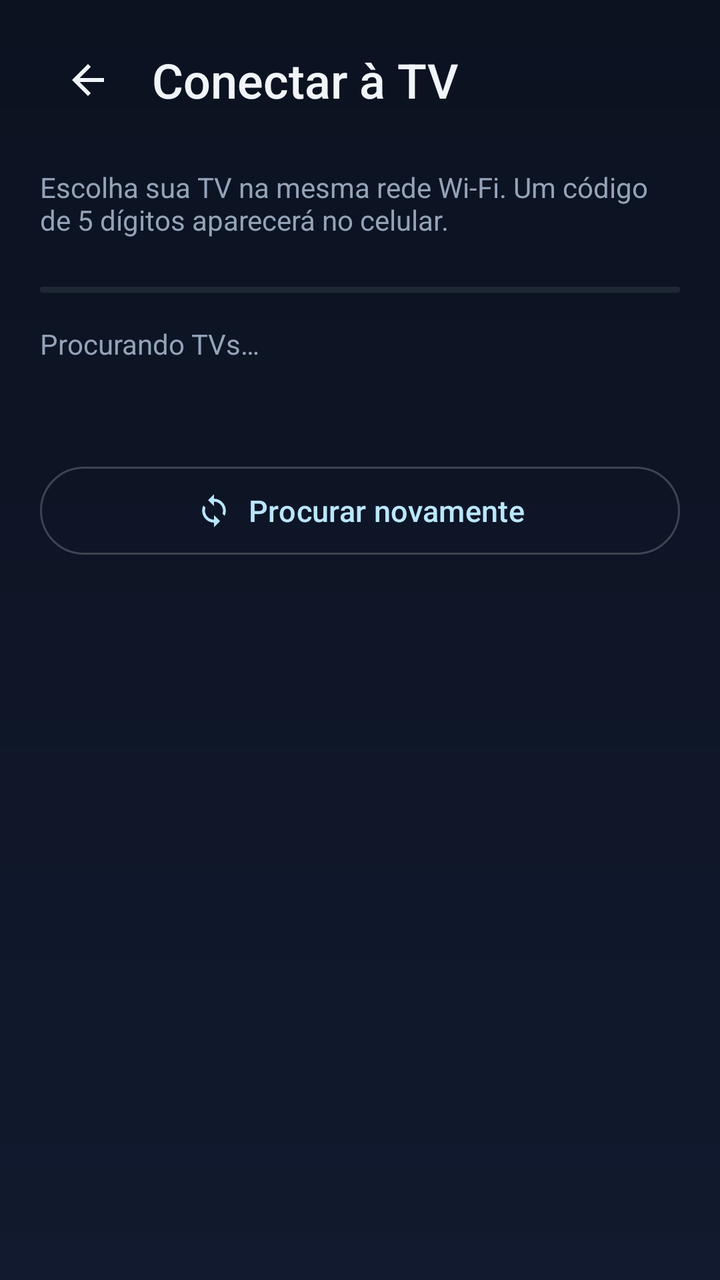
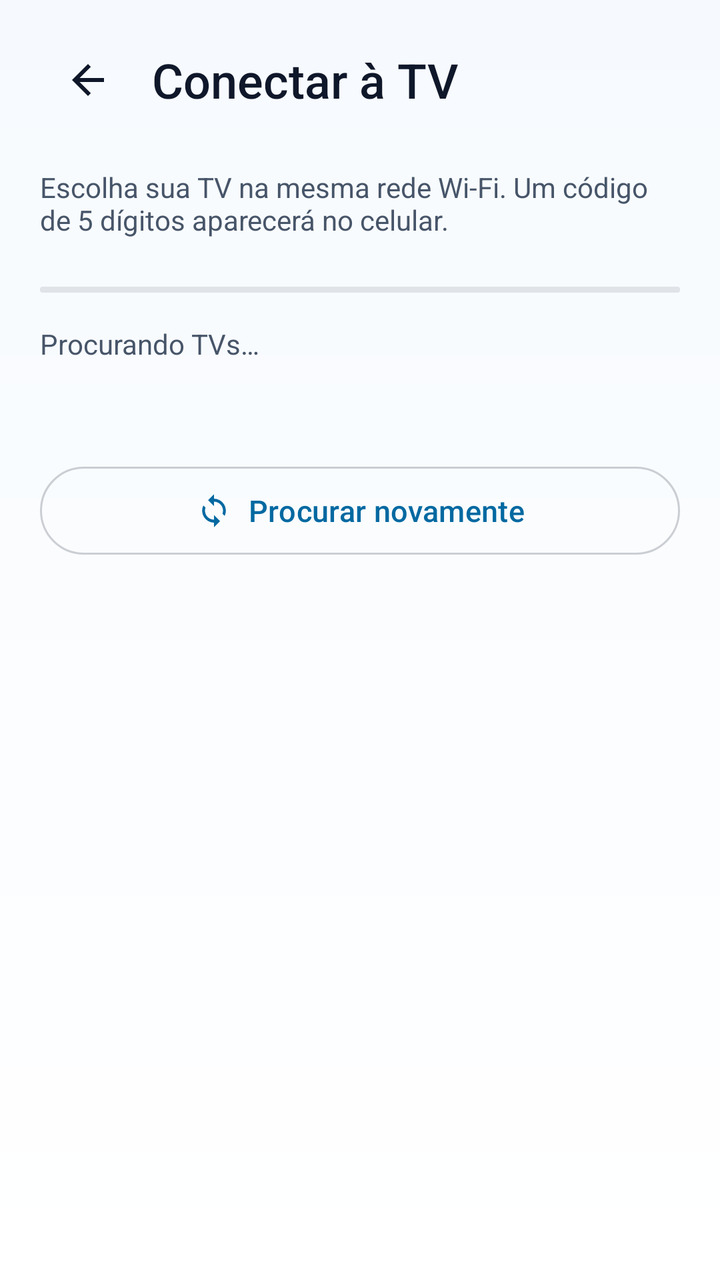

Screens rendered from an Android XML layout before and after an edit, with the pre-edit source and the edit as a unified diff.
<!-- AndroidManifest.xml: application theme Theme.MystMusic -->
<!-- res/layout/activity_phone_pairing.xml -->
<?xml version="1.0" encoding="utf-8"?>
<androidx.core.widget.NestedScrollView xmlns:android="http://schemas.android.com/apk/res/android"
    xmlns:app="http://schemas.android.com/apk/res-auto"
    android:layout_width="match_parent"
    android:layout_height="match_parent"
    android:background="@drawable/bg_app"
    android:fillViewport="true">

    <LinearLayout
        android:layout_width="match_parent"
        android:layout_height="wrap_content"
        android:orientation="vertical"
        android:paddingStart="@dimen/screen_margin"
        android:paddingTop="@dimen/screen_margin_small"
        android:paddingEnd="@dimen/screen_margin"
        android:paddingBottom="@dimen/space_xl">

        <LinearLayout
            android:layout_width="match_parent"
            android:layout_height="56dp"
            android:gravity="center_vertical"
            android:orientation="horizontal">

            <ImageButton
                android:id="@+id/phonePairBack"
                android:layout_width="@dimen/touch_target"
                android:layout_height="@dimen/touch_target"
                android:background="?attr/selectableItemBackgroundBorderless"
                android:contentDescription="@string/common_back"
                android:src="@drawable/ic_back"
                app:tint="@color/text" />

            <TextView
                android:layout_width="0dp"
                android:layout_height="wrap_content"
                android:layout_marginStart="@dimen/space_s"
                android:layout_weight="1"
                android:fontFamily="sans-serif-medium"
                android:text="@string/pairing_title"
                android:textColor="@color/text"
                android:textSize="24sp" />
        </LinearLayout>

        <TextView
            android:layout_width="match_parent"
            android:layout_height="wrap_content"
            android:layout_marginTop="@dimen/space_m"
            android:text="@string/pairing_phone_help"
            android:textColor="@color/text_dim"
            android:textSize="@dimen/text_body" />

        <com.google.android.material.progressindicator.LinearProgressIndicator
            android:id="@+id/phonePairProgress"
            android:layout_width="match_parent"
            android:layout_height="wrap_content"
            android:layout_marginTop="@dimen/space_l"
            android:indeterminate="true"
            app:indicatorColor="@color/sky_400"
            app:trackColor="@color/white_8"
            app:trackThickness="3dp" />

        <TextView
            android:id="@+id/phonePairStatus"
            android:layout_width="match_parent"
            android:layout_height="wrap_content"
            android:layout_marginTop="@dimen/space_m"
            android:text="@string/pairing_searching"
            android:textColor="@color/text_dim"
            android:textSize="@dimen/text_body" />

        <com.google.android.material.card.MaterialCardView
            android:id="@+id/phonePairCodeRoot"
            android:layout_width="match_parent"
            android:layout_height="wrap_content"
            android:layout_marginTop="@dimen/space_l"
            android:visibility="gone"
            app:cardBackgroundColor="@color/surface"
            app:cardCornerRadius="@dimen/corner_large"
            app:cardElevation="0dp"
            app:strokeColor="@color/white_8"
            app:strokeWidth="1dp">

            <LinearLayout
                android:layout_width="match_parent"
                android:layout_height="wrap_content"
                android:gravity="center_horizontal"
                android:orientation="vertical"
                android:padding="@dimen/space_l">

                <TextView
                    android:layout_width="wrap_content"
                    android:layout_height="wrap_content"
                    android:fontFamily="sans-serif-medium"
                    android:text="@string/pairing_code_title"
                    android:textColor="@color/text"
                    android:textSize="18sp" />

                <TextView
                    android:id="@+id/phonePairCode"
                    android:layout_width="wrap_content"
                    android:layout_height="wrap_content"
                    android:layout_marginTop="@dimen/space_m"
                    android:background="@drawable/bg_code_box"
                    android:fontFamily="monospace"
                    android:letterSpacing="0.24"
                    android:paddingStart="@dimen/space_l"
                    android:paddingTop="@dimen/space_m"
                    android:paddingEnd="@dimen/space_l"
                    android:paddingBottom="@dimen/space_m"
                    android:textColor="@color/sky_400"
                    android:textSize="40sp" />

                <TextView
                    android:layout_width="wrap_content"
                    android:layout_height="wrap_content"
                    android:layout_marginTop="@dimen/space_m"
                    android:text="@string/pairing_code_help"
                    android:textColor="@color/text_dim"
                    android:textSize="@dimen/text_small" />
            </LinearLayout>
        </com.google.android.material.card.MaterialCardView>

        <TextView
            android:id="@+id/phonePairNone"
            android:layout_width="match_parent"
            android:layout_height="wrap_content"
            android:layout_marginTop="@dimen/space_l"
            android:text="@string/pairing_none"
            android:textColor="@color/text_dim"
            android:textSize="@dimen/text_body"
            android:visibility="gone" />

        <LinearLayout
            android:id="@+id/phonePairTvList"
            android:layout_width="match_parent"
            android:layout_height="wrap_content"
            android:layout_marginTop="@dimen/space_l"
            android:orientation="vertical" />

        <com.google.android.material.button.MaterialButton
            android:id="@+id/phonePairRetry"
            style="@style/Widget.MystMusic.Button.Secondary"
            android:layout_width="match_parent"
            android:layout_height="52dp"
            android:layout_marginTop="@dimen/space_l"
            android:text="@string/pairing_retry"
            app:icon="@drawable/ic_sync"
            app:iconGravity="textStart"
            app:iconPadding="@dimen/space_s" />
    </LinearLayout>
</androidx.core.widget.NestedScrollView>
<!-- resources referenced by this layout -->
<resources>
  <color name="surface">#111A2E</color>
  <color name="text">#F1F5F9</color>
  <color name="text_dim">#94A3B8</color>
  <color name="white_8">#14FFFFFF</color>
  <!-- drawable bg_app (drawable) -->
  <?xml version="1.0" encoding="utf-8"?>
  <shape xmlns:android="http://schemas.android.com/apk/res/android" android:shape="rectangle">
      <gradient android:angle="270" android:startColor="@color/bg" android:endColor="@color/surface" />
  </shape>
  <!-- drawable bg_code_box (drawable) -->
  <?xml version="1.0" encoding="utf-8"?>
  <shape xmlns:android="http://schemas.android.com/apk/res/android" android:shape="rectangle">
      <solid android:color="@color/surface_alt" />
      <corners android:radius="16dp" />
      <stroke android:width="2dp" android:color="@color/sky_400" />
  </shape>
  <style name="Widget.MystMusic.Button.Secondary" parent="Widget.Material3.Button.OutlinedButton">
          <item name="android:textColor">@color/sky_200</item>
          <item name="strokeColor">@color/white_20</item>
          <item name="cornerRadius">24dp</item>
          <item name="android:textAllCaps">false</item>
          <item name="android:textSize">@dimen/text_button</item>
          <item name="android:minHeight">@dimen/touch_target</item>
          <item name="iconTint">@color/sky_200</item>
      </style>
  <style name="Theme.MystMusic" parent="Theme.Material3.Dark.NoActionBar">
          <item name="colorPrimary">@color/sky_400</item>
          <item name="colorOnPrimary">@color/bg</item>
          <item name="colorPrimaryContainer">@color/sky_500</item>
          <item name="colorOnPrimaryContainer">@color/bg</item>
          <item name="colorSecondary">@color/sky_500</item>
          <item name="colorOnSecondary">@color/text</item>
          <item name="colorSurface">@color/surface</item>
          <item name="colorOnSurface">@color/text</item>
          <item name="colorOnSurfaceVariant">@color/text_dim</item>
          <item name="colorError">@color/error</item>
          <item name="android:colorBackground">@color/bg</item>
          <item name="android:windowBackground">@drawable/bg_app</item>
          <item name="android:statusBarColor">@android:color/transparent</item>
          <item name="android:navigationBarColor">@android:color/transparent</item>
          <item name="android:windowLightStatusBar">false</item>
          <item name="android:windowLightNavigationBar">false</item>
          <item name="android:windowDrawsSystemBarBackgrounds">true</item>
          <item name="android:textColorPrimary">@color/text</item>
          <item name="android:textColorSecondary">@color/text_dim</item>
          <item name="materialAlertDialogTheme">@style/ThemeOverlay.MystMusic.Dialog</item>
          <item name="bottomSheetDialogTheme">@style/ThemeOverlay.MystMusic.BottomSheet</item>
          <item name="android:windowAnimationStyle">@style/Animation.MystMusic.Window</item>
          <item name="android:windowContentTransitions">true</item>
          <item name="android:forceDarkAllowed" tools:targetApi="q">false</item>
      </style>
  <color name="bg">#0B1220</color>
  <color name="surface_alt">#16223A</color>
  <color name="sky_200">#BAE6FD</color>
  <color name="white_20">#33FFFFFF</color>
  <color name="sky_500">#0EA5E9</color>
  <color name="error">#F87171</color>
  <style name="ThemeOverlay.MystMusic.Dialog" parent="ThemeOverlay.Material3.MaterialAlertDialog">
          <item name="colorSurface">@color/surface_alt</item>
          <item name="colorOnSurface">@color/text</item>
          <item name="colorPrimary">@color/sky_400</item>
          <item name="android:windowBackground">@color/transparent</item>
          <item name="android:windowAnimationStyle">@style/Animation.MystMusic.Dialog</item>
      </style>
  <style name="Widget.MystMusic.BottomSheet" parent="Widget.Material3.BottomSheet.Modal">
          <item name="backgroundTint">@color/surface_alt</item>
          <item name="shapeAppearanceOverlay">@style/ShapeAppearance.MystMusic.BottomSheet</item>
      </style>
  <!-- unchanged entries left out for length: 27 -->
</resources>

<!-- the commit's change to res/layout/activity_phone_pairing.xml (unified diff, before → after) -->
@@ -28,7 +28,7 @@
                 android:background="?attr/selectableItemBackgroundBorderless"
                 android:contentDescription="@string/common_back"
                 android:src="@drawable/ic_back"
-                app:tint="@color/text" />
+                app:tint="?attr/mystOnSurface" />
 
             <TextView
                 android:layout_width="0dp"
@@ -37,7 +37,7 @@
                 android:layout_weight="1"
                 android:fontFamily="sans-serif-medium"
                 android:text="@string/pairing_title"
-                android:textColor="@color/text"
+                android:textColor="?attr/mystOnSurface"
                 android:textSize="24sp" />
         </LinearLayout>
 
@@ -46,7 +46,7 @@
             android:layout_height="wrap_content"
             android:layout_marginTop="@dimen/space_m"
             android:text="@string/pairing_phone_help"
-            android:textColor="@color/text_dim"
+            android:textColor="?attr/mystOnSurfaceDim"
             android:textSize="@dimen/text_body" />
 
         <com.google.android.material.progressindicator.LinearProgressIndicator
@@ -55,8 +55,8 @@
             android:layout_height="wrap_content"
             android:layout_marginTop="@dimen/space_l"
             android:indeterminate="true"
-            app:indicatorColor="@color/sky_400"
-            app:trackColor="@color/white_8"
+            app:indicatorColor="?attr/mystAccentText"
+            app:trackColor="?attr/mystStroke"
             app:trackThickness="3dp" />
 
         <TextView
@@ -65,7 +65,7 @@
             android:layout_height="wrap_content"
             android:layout_marginTop="@dimen/space_m"
             android:text="@string/pairing_searching"
-            android:textColor="@color/text_dim"
+            android:textColor="?attr/mystOnSurfaceDim"
             android:textSize="@dimen/text_body" />
 
         <com.google.android.material.card.MaterialCardView
@@ -74,10 +74,10 @@
             android:layout_height="wrap_content"
             android:layout_marginTop="@dimen/space_l"
             android:visibility="gone"
-            app:cardBackgroundColor="@color/surface"
+            app:cardBackgroundColor="?attr/mystSurface"
             app:cardCornerRadius="@dimen/corner_large"
             app:cardElevation="0dp"
-            app:strokeColor="@color/white_8"
+            app:strokeColor="?attr/mystStroke"
             app:strokeWidth="1dp">
 
             <LinearLayout
@@ -92,7 +92,7 @@
                     android:layout_height="wrap_content"
                     android:fontFamily="sans-serif-medium"
                     android:text="@string/pairing_code_title"
-                    android:textColor="@color/text"
+                    android:textColor="?attr/mystOnSurface"
                     android:textSize="18sp" />
 
                 <TextView
@@ -107,7 +107,7 @@
                     android:paddingTop="@dimen/space_m"
                     android:paddingEnd="@dimen/space_l"
                     android:paddingBottom="@dimen/space_m"
-                    android:textColor="@color/sky_400"
+                    android:textColor="?attr/mystAccentText"
                     android:textSize="40sp" />
 
                 <TextView
@@ -115,7 +115,7 @@
                     android:layout_height="wrap_content"
                     android:layout_marginTop="@dimen/space_m"
                     android:text="@string/pairing_code_help"
-                    android:textColor="@color/text_dim"
+                    android:textColor="?attr/mystOnSurfaceDim"
                     android:textSize="@dimen/text_small" />
             </LinearLayout>
         </com.google.android.material.card.MaterialCardView>
@@ -126,7 +126,7 @@
             android:layout_height="wrap_content"
             android:layout_marginTop="@dimen/space_l"
             android:text="@string/pairing_none"
-            android:textColor="@color/text_dim"
+            android:textColor="?attr/mystOnSurfaceDim"
             android:textSize="@dimen/text_body"
             android:visibility="gone" />
 
<!-- resource entries referenced after the edit -->
@@ -1,71 +1,111 @@
 <!-- resources referenced by this layout -->
 <resources>
-  <color name="surface">#111A2E</color>
-  <color name="text">#F1F5F9</color>
-  <color name="text_dim">#94A3B8</color>
-  <color name="white_8">#14FFFFFF</color>
   <!-- drawable bg_app (drawable) -->
   <?xml version="1.0" encoding="utf-8"?>
   <shape xmlns:android="http://schemas.android.com/apk/res/android" android:shape="rectangle">
-      <gradient android:angle="270" android:startColor="@color/bg" android:endColor="@color/surface" />
+      <gradient android:angle="270" android:startColor="?attr/mystBackground" android:endColor="?attr/mystSurface" />
   </shape>
   <!-- drawable bg_code_box (drawable) -->
   <?xml version="1.0" encoding="utf-8"?>
   <shape xmlns:android="http://schemas.android.com/apk/res/android" android:shape="rectangle">
-      <solid android:color="@color/surface_alt" />
+      <solid android:color="?attr/mystSurfaceAlt" />
       <corners android:radius="16dp" />
-      <stroke android:width="2dp" android:color="@color/sky_400" />
+      <stroke android:width="2dp" android:color="?attr/mystAccent" />
   </shape>
   <style name="Widget.MystMusic.Button.Secondary" parent="Widget.Material3.Button.OutlinedButton">
-          <item name="android:textColor">@color/sky_200</item>
-          <item name="strokeColor">@color/white_20</item>
+          <item name="android:textColor">?attr/mystAccentText</item>
+          <item name="strokeColor">?attr/mystStrokeStrong</item>
           <item name="cornerRadius">24dp</item>
           <item name="android:textAllCaps">false</item>
           <item name="android:textSize">@dimen/text_button</item>
           <item name="android:minHeight">@dimen/touch_target</item>
-          <item name="iconTint">@color/sky_200</item>
+          <item name="iconTint">?attr/mystAccentText</item>
       </style>
-  <style name="Theme.MystMusic" parent="Theme.Material3.Dark.NoActionBar">
-          <item name="colorPrimary">@color/sky_400</item>
-          <item name="colorOnPrimary">@color/bg</item>
-          <item name="colorPrimaryContainer">@color/sky_500</item>
-          <item name="colorOnPrimaryContainer">@color/bg</item>
-          <item name="colorSecondary">@color/sky_500</item>
-          <item name="colorOnSecondary">@color/text</item>
-          <item name="colorSurface">@color/surface</item>
-          <item name="colorOnSurface">@color/text</item>
-          <item name="colorOnSurfaceVariant">@color/text_dim</item>
-          <item name="colorError">@color/error</item>
-          <item name="android:colorBackground">@color/bg</item>
+  <style name="Theme.MystMusic" parent="Theme.MystMusic.Base">
+          <item name="colorPrimary">@color/light_accent</item>
+          <item name="colorOnPrimary">@color/on_accent</item>
+          <item name="colorPrimaryContainer">@color/sky_400</item>
+          <item name="colorOnPrimaryContainer">@color/on_accent</item>
+          <item name="colorSecondary">@color/light_accent_text</item>
+          <item name="colorOnSecondary">@color/on_accent</item>
+          <item name="colorSurface">@color/light_surface</item>
+          <item name="colorOnSurface">@color/light_text</item>
+          <item name="colorSurfaceVariant">@color/light_surface_alt</item>
+          <item name="colorOnSurfaceVariant">@color/light_text_dim</item>
+          <item name="colorOutline">@color/light_stroke_strong</item>
+          <item name="colorError">@color/light_error</item>
+          <item name="colorOnError">@color/white</item>
+          <item name="colorControlNormal">@color/light_text_dim</item>
+          <item name="colorControlActivated">@color/light_accent</item>
+          <item name="colorControlHighlight">@color/accent_alpha_24</item>
+          <item name="android:colorBackground">@color/light_bg</item>
+          <item name="android:textColorPrimary">@color/light_text</item>
+          <item name="android:textColorSecondary">@color/light_text_dim</item>
+          <item name="android:windowLightStatusBar" tools:targetApi="m">true</item>
+          <item name="android:windowLightNavigationBar" tools:targetApi="o_mr1">true</item>
+  
+          <item name="mystBackground">@color/light_bg</item>
+          <item name="mystSurface">@color/light_surface</item>
+          <item name="mystSurfaceAlt">@color/light_surface_alt</item>
+          <item name="mystOnSurface">@color/light_text</item>
+          <item name="mystOnSurfaceDim">@color/light_text_dim</item>
+          <item name="mystNavbarBg">@color/light_navbar</item>
+          <item name="mystStroke">@color/light_stroke</item>
+          <item name="mystStrokeStrong">@color/light_stroke_strong</item>
+          <item name="mystGradientStart">@color/light_bg</item>
+          <item name="mystGradientEnd">@color/light_surface_alt</item>
+          <item name="mystAccent">@color/light_accent</item>
+          <item name="mystAccentDark">@color/light_accent_dark</item>
+          <item name="mystAccentText">@color/light_accent_text</item>
+          <item name="mystOnAccent">@color/on_accent</item>
+          <item name="mystOnImage">@color/on_image</item>
+          <item name="mystImageScrim">@color/image_scrim</item>
+          <item name="mystPlayerScrim">@color/light_player_scrim</item>
+          <item name="mystError">@color/light_error</item>
+          <item name="mystSuccess">@color/light_success</item>
+          <item name="mystAccentAlpha16">@color/accent_alpha_16</item>
+          <item name="mystAccentAlpha24">@color/accent_alpha_24</item>
+      </style>
+  <style name="Theme.MystMusic.Base" parent="Theme.Material3.DayNight.NoActionBar">
           <item name="android:windowBackground">@drawable/bg_app</item>
           <item name="android:statusBarColor">@android:color/transparent</item>
           <item name="android:navigationBarColor">@android:color/transparent</item>
-          <item name="android:windowLightStatusBar">false</item>
-          <item name="android:windowLightNavigationBar">false</item>
           <item name="android:windowDrawsSystemBarBackgrounds">true</item>
-          <item name="android:textColorPrimary">@color/text</item>
-          <item name="android:textColorSecondary">@color/text_dim</item>
+          <item name="android:windowContentTransitions">true</item>
+          <item name="android:forceDarkAllowed" tools:targetApi="q">false</item>
           <item name="materialAlertDialogTheme">@style/ThemeOverlay.MystMusic.Dialog</item>
           <item name="bottomSheetDialogTheme">@style/ThemeOverlay.MystMusic.BottomSheet</item>
           <item name="android:windowAnimationStyle">@style/Animation.MystMusic.Window</item>
-          <item name="android:windowContentTransitions">true</item>
-          <item name="android:forceDarkAllowed" tools:targetApi="q">false</item>
       </style>
-  <color name="bg">#0B1220</color>
-  <color name="surface_alt">#16223A</color>
-  <color name="sky_200">#BAE6FD</color>
-  <color name="white_20">#33FFFFFF</color>
-  <color name="sky_500">#0EA5E9</color>
-  <color name="error">#F87171</color>
+  <color name="light_accent">#0EA5E9</color>
+  <color name="on_accent">#04202E</color>
+  <color name="light_accent_text">#0369A1</color>
+  <color name="light_surface">#FFFFFF</color>
+  <color name="light_text">#0F172A</color>
+  <color name="light_surface_alt">#E8F3FC</color>
+  <color name="light_text_dim">#475569</color>
+  <color name="light_stroke_strong">#330F172A</color>
+  <color name="light_error">#DC2626</color>
+  <color name="white">#FFFFFF</color>
+  <color name="accent_alpha_24">#3D38BDF8</color>
+  <color name="light_bg">#F6FAFE</color>
+  <color name="light_navbar">#EBFFFFFF</color>
+  <color name="light_stroke">#1A0F172A</color>
+  <color name="light_accent_dark">#0284C7</color>
+  <color name="on_image">#FFFFFF</color>
+  <color name="image_scrim">#80000000</color>
+  <color name="light_player_scrim">#CCF6FAFE</color>
+  <color name="light_success">#15803D</color>
+  <color name="accent_alpha_16">#2938BDF8</color>
   <style name="ThemeOverlay.MystMusic.Dialog" parent="ThemeOverlay.Material3.MaterialAlertDialog">
-          <item name="colorSurface">@color/surface_alt</item>
-          <item name="colorOnSurface">@color/text</item>
-          <item name="colorPrimary">@color/sky_400</item>
+          <item name="colorSurface">?attr/mystSurfaceAlt</item>
+          <item name="colorOnSurface">?attr/mystOnSurface</item>
+          <item name="colorPrimary">?attr/mystAccentText</item>
           <item name="android:windowBackground">@color/transparent</item>
           <item name="android:windowAnimationStyle">@style/Animation.MystMusic.Dialog</item>
       </style>
   <style name="Widget.MystMusic.BottomSheet" parent="Widget.Material3.BottomSheet.Modal">
-          <item name="backgroundTint">@color/surface_alt</item>
+          <item name="backgroundTint">?attr/mystSurfaceAlt</item>
           <item name="shapeAppearanceOverlay">@style/ShapeAppearance.MystMusic.BottomSheet</item>
       </style>
   <!-- unchanged entries left out for length: 27 -->
